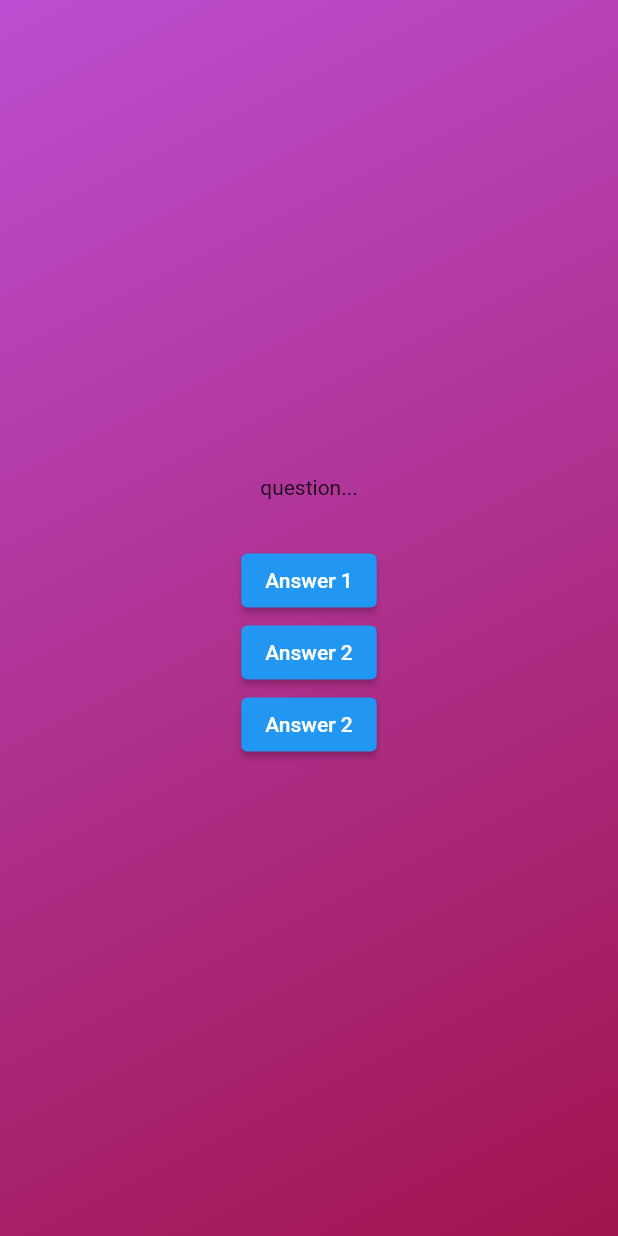
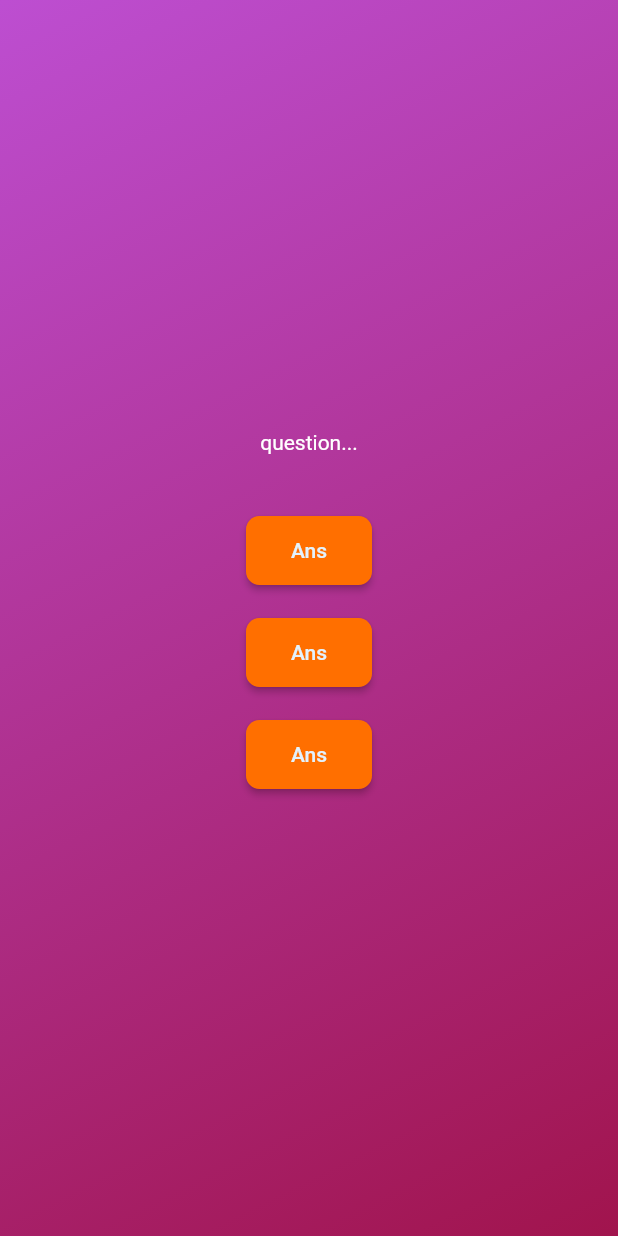
Before and after one commit to NSM722/Flut-Quiz, a Flutter app: the screen it shows after launch, after a tap on "Start Quiz", on a phone screen of 412 x 824 dp. Run offline on Flutter 3.47's test engine with Material 2 defaults, Android fonts, the phone set to English and light mode, and no system bars.

Commit message:
style: reusable custom styled button

```diff
--- /dev/null
+++ b/lib/answer_button.dart
@@ -0,0 +1,37 @@
+import 'package:flutter/material.dart';
+
+class AnswerButton extends StatelessWidget {
+  const AnswerButton({
+    super.key,
+    required this.answerText,
+    required this.onPress,
+  });
+
+  final String answerText;
+  final void Function() onPress;
+
+  @override
+  Widget build(BuildContext context) {
+    return Container(
+      margin: const EdgeInsets.symmetric(
+        vertical: 10,
+        horizontal: 10,
+      ),
+      child: ElevatedButton(
+        style: ElevatedButton.styleFrom(
+          padding: const EdgeInsets.symmetric(
+            vertical: 15,
+            horizontal: 30,
+          ),
+          backgroundColor: Colors.amber[900],
+          foregroundColor: Colors.blue[50],
+          shape: RoundedRectangleBorder(
+            borderRadius: BorderRadius.circular(9),
+          ),
+        ),
+        onPressed: onPress,
+        child: Text(answerText),
+      ),
+    );
+  }
+}
--- a/lib/questions_screen.dart
+++ b/lib/questions_screen.dart
@@ -1,5 +1,6 @@
 import 'package:flutter/material.dart';
 import 'package:flutter/widgets.dart';
+import 'package:adv_quiz_app/answer_button.dart';
 
 class QuestionsScreen extends StatefulWidget {
   const QuestionsScreen({super.key});
@@ -17,22 +18,27 @@ class _QuestionsScreenState extends State<QuestionsScreen> {
       child: Column(
         mainAxisAlignment: MainAxisAlignment.center,
         children: [
-          const Text('question...'),
+          const Text(
+            'question...',
+            style: TextStyle(
+              color: Colors.white,
+            ),
+          ),
           const SizedBox(
             height: 30,
           ),
-          ElevatedButton(
-            onPressed: () {},
-            child: const Text('Answer 1'),
+          AnswerButton(
+            answerText: 'Ans',
+            onPress: () {},
           ),
-          ElevatedButton(
-            onPressed: () {},
-            child: const Text('Answer 2'),
+          AnswerButton(
+            answerText: 'Ans',
+            onPress: () {},
           ),
-          ElevatedButton(
-            onPressed: () {},
-            child: const Text('Answer 2'),
-          )
+          AnswerButton(
+            answerText: 'Ans',
+            onPress: () {},
+          ),
         ],
       ),
     );
```
